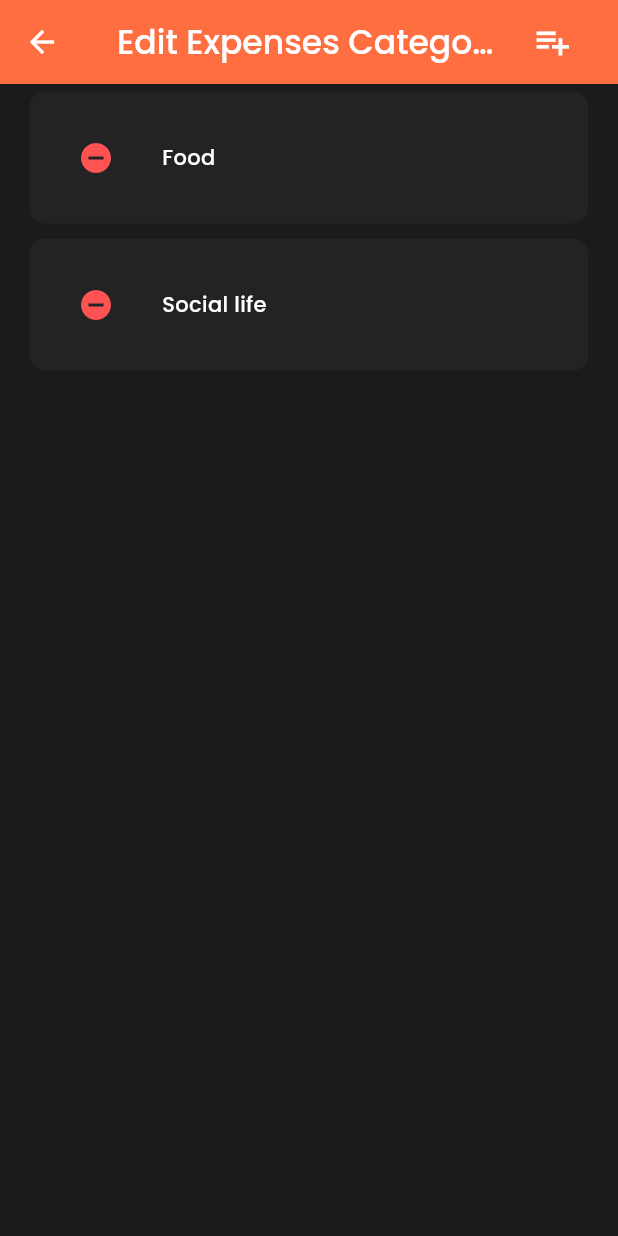
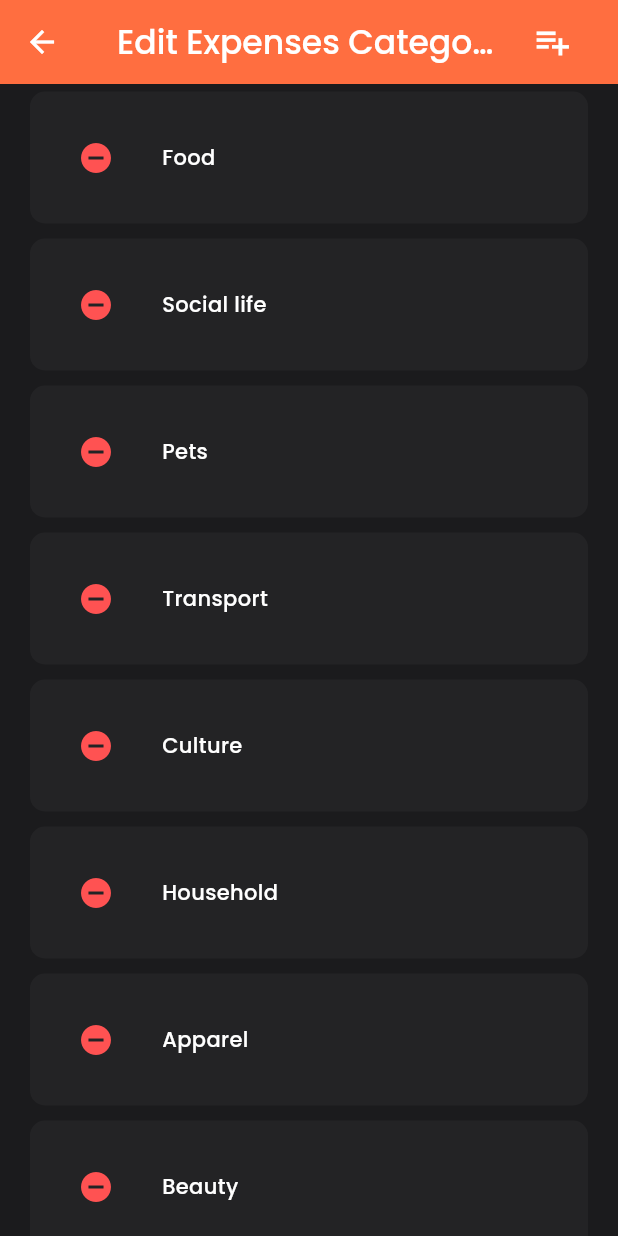
Before and after one commit to sudheera2003/financialApp, a Flutter app: the screen it shows after launch, item 4 of the bottom bar chosen, after a tap on "Expense", on a phone screen of 412 x 824 dp. Run offline on Flutter 3.47's test engine with Material 3 defaults, Android fonts, the phone set to English and light mode, and no system bars; our stand-ins replace cloud_firestore, firebase_auth, firebase_core, fl_chart, get, google_sign_in and 6 more; missing offline and left inert: mailer; accounts and stored records are empty.

Commit message:
list update

```diff
--- a/lib/data/local_database.dart
+++ b/lib/data/local_database.dart
@@ -15,12 +15,25 @@ class ItemDatabase {
     itemList = [
       'Food',
       'Social life',
+      'Pets',
+      'Transport',
+      'Culture',
+      'Household',
+      'Apparel',
+      'Beauty',
+      'Health',
+      'Education',
+      'Gifts',
+      'other',
     ];
 
     // Default income categories
     inList = [
+      'Allowance',
       'Salary',
-      'Gifts',
+      'Petty cash',
+      'Bonus',
+      'other',
     ];
 
     // Default account types
```
